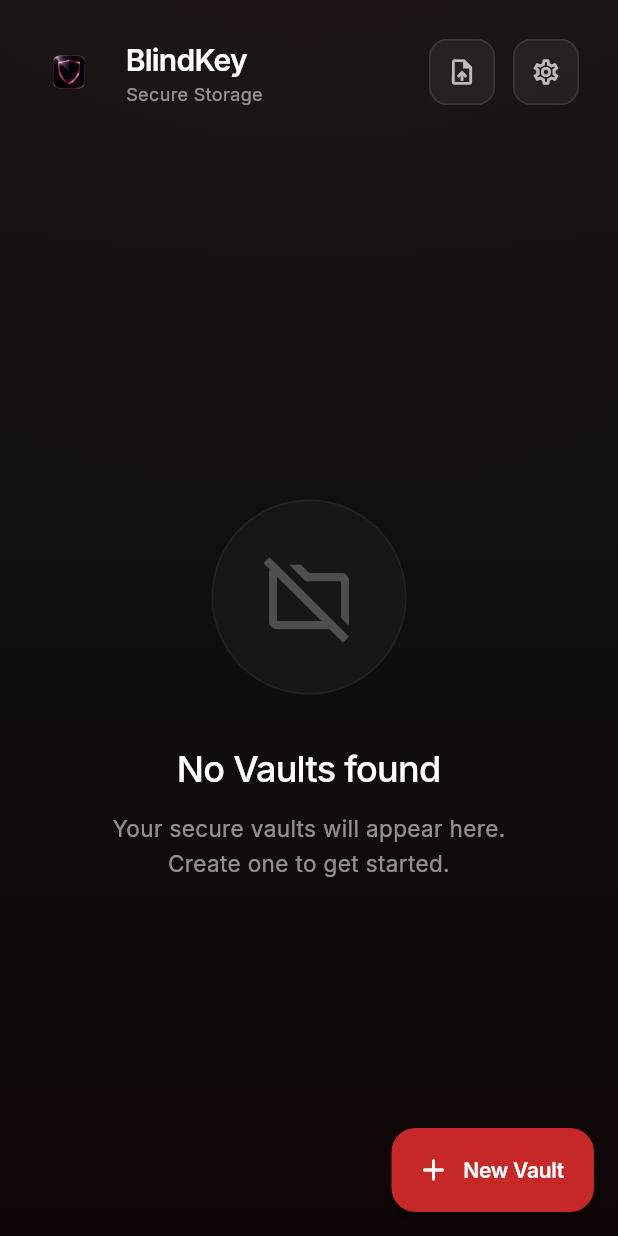
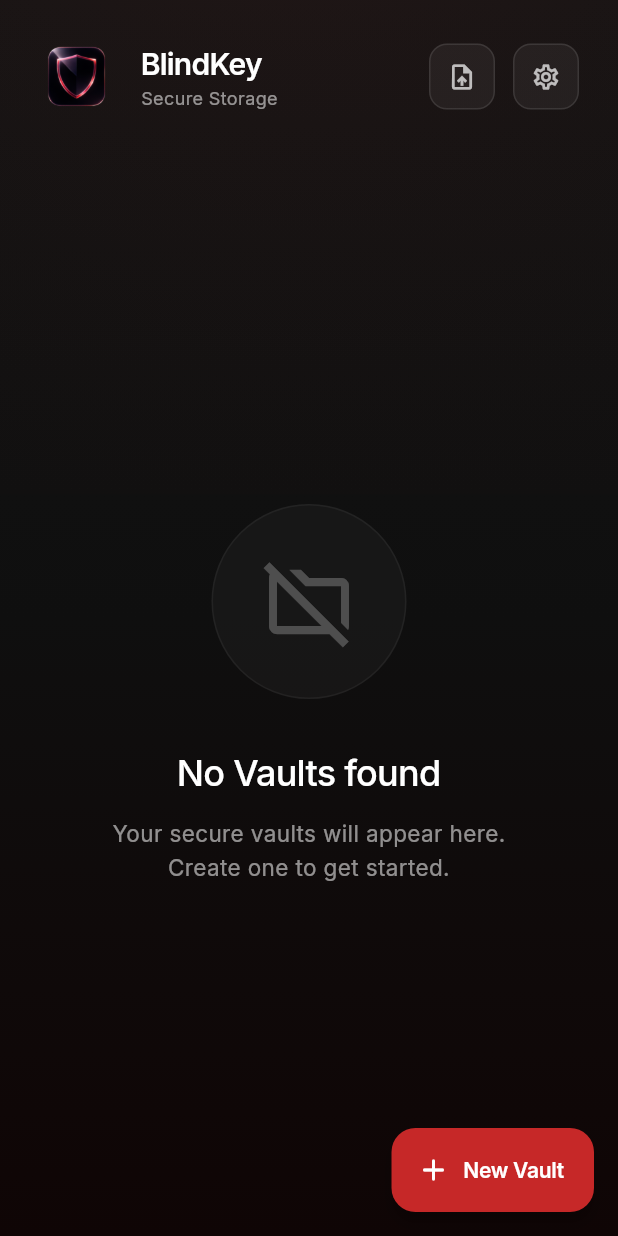
Before and after one commit to zenithsyntax/blindkey_app, a Flutter app: the screen it shows after launch, on a phone screen of 412 x 824 dp. Run offline on Flutter 3.47's test engine with Material 3 defaults, Android fonts, the phone set to English and light mode, and no system bars; our stand-ins replace audioplayers, dartz, file_picker, flutter_hooks, flutter_secure_storage, flutter_svg and 9 more; missing offline and left inert: cryptography, excel, flutter_pdfview, ntp; accounts and stored records are empty; generated files the repository leaves out were written again.

Commit message:
23-12-2025

```diff
--- a/lib/presentation/pages/home_page.dart
+++ b/lib/presentation/pages/home_page.dart
@@ -148,11 +148,11 @@ class HomePage extends HookConsumerWidget {
             child: Row(
               children: [
                 Container(
-                  padding: const EdgeInsets.all(8),
+                  padding: const EdgeInsets.all(2),
                   child: Image.asset(
                     'assets/blindkey_logo.png',
-                    width: isLargeScreen ? 32 : 28,
-                    height: isLargeScreen ? 32 : 28,
+                    width: isLargeScreen ? 56 : 50,
+                    height: isLargeScreen ? 56 : 50,
                     fit: BoxFit.contain,
                   ),
                 ),
```
Also changed, not shown: 1 other file.
